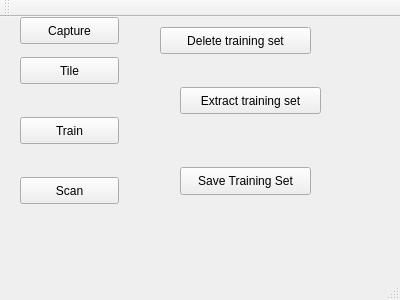
The window that AI-machine_learning/SimpleNNTrainer/mainwindow.ui (andrasigneczi/TravelOptimiser) describes before a commit, drawn with Qt 5.
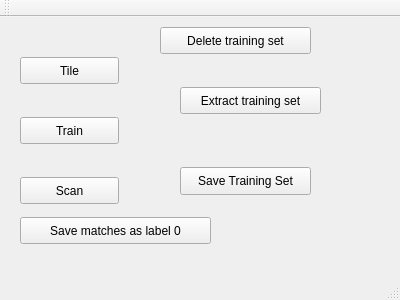
The same window after the commit.

What changed in the file:
```diff
--- a/AI-machine_learning/SimpleNNTrainer/mainwindow.ui
+++ b/AI-machine_learning/SimpleNNTrainer/mainwindow.ui
@@ -18,13 +18,13 @@
     <property name="geometry">
      <rect>
       <x>20</x>
-      <y>0</y>
-      <width>99</width>
+      <y>200</y>
+      <width>191</width>
       <height>27</height>
      </rect>
     </property>
     <property name="text">
-     <string>Capture</string>
+     <string>Save matches as label 0</string>
     </property>
    </widget>
    <widget class="QPushButton" name="pushButton_2">
```
Left out of the diff: 2 changed lines with no effect on the pictures.
